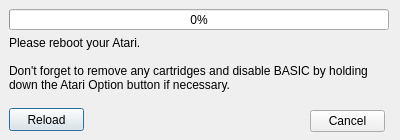
Before: the Qt Designer form autobootdialog.ui in greblus/aspeqt, drawn with Qt 5.
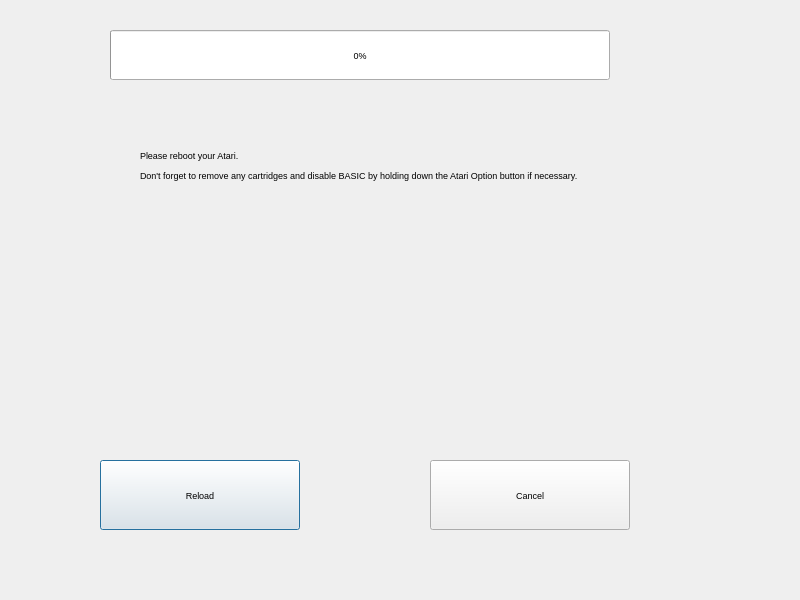
After: the same form once the commit is applied.

Commit message: Few more QFileDialogs replaced and executable autoboot dialog adjustements.

The edit to the form file:
```diff
--- a/autobootdialog.ui
+++ b/autobootdialog.ui
@@ -6,44 +6,67 @@
    <rect>
     <x>0</x>
     <y>0</y>
-    <width>400</width>
-    <height>140</height>
+    <width>800</width>
+    <height>600</height>
    </rect>
   </property>
+  <property name="sizePolicy">
+   <sizepolicy hsizetype="Minimum" vsizetype="Minimum">
+    <horstretch>0</horstretch>
+    <verstretch>0</verstretch>
+   </sizepolicy>
+  </property>
   <property name="minimumSize">
    <size>
-    <width>400</width>
-    <height>140</height>
+    <width>800</width>
+    <height>600</height>
    </size>
   </property>
   <property name="maximumSize">
    <size>
-    <width>400</width>
-    <height>140</height>
+    <width>800</width>
+    <height>600</height>
    </size>
   </property>
+  <property name="baseSize">
+   <size>
+    <width>800</width>
+    <height>600</height>
+   </size>
+  </property>
+  <property name="font">
+   <font>
+    <pointsize>7</pointsize>
+   </font>
+  </property>
   <property name="windowTitle">
    <string>Boot executable</string>
   </property>
   <widget class="QProgressBar" name="progressBar">
    <property name="geometry">
     <rect>
-     <x>9</x>
-     <y>9</y>
-     <width>380</width>
-     <height>21</height>
+     <x>110</x>
+     <y>30</y>
+     <width>500</width>
+     <height>50</height>
     </rect>
    </property>
+   <property name="sizePolicy">
+    <sizepolicy hsizetype="Minimum" vsizetype="Minimum">
+     <horstretch>0</horstretch>
+     <verstretch>0</verstretch>
+    </sizepolicy>
+   </property>
    <property name="minimumSize">
     <size>
-     <width>380</width>
-     <height>21</height>
+     <width>500</width>
+     <height>50</height>
     </size>
    </property>
    <property name="maximumSize">
     <size>
-     <width>380</width>
-     <height>21</height>
+     <width>500</width>
+     <height>50</height>
     </size>
    </property>
    <property name="value">
@@ -59,28 +82,28 @@
   <widget class="QLabel" name="label">
    <property name="geometry">
     <rect>
-     <x>9</x>
-     <y>36</y>
-     <width>381</width>
-     <height>66</height>
+     <x>140</x>
+     <y>150</y>
+     <width>450</width>
+     <height>300</height>
     </rect>
    </property>
    <property name="sizePolicy">
-    <sizepolicy hsizetype="Preferred" vsizetype="Expanding">
+    <sizepolicy hsizetype="Minimum" vsizetype="Minimum">
      <horstretch>0</horstretch>
      <verstretch>0</verstretch>
     </sizepolicy>
    </property>
    <property name="minimumSize">
     <size>
-     <width>381</width>
-     <height>66</height>
+     <width>450</width>
+     <height>300</height>
     </size>
    </property>
    <property name="maximumSize">
     <size>
-     <width>381</width>
-     <height>66</height>
+     <width>450</width>
+     <height>300</height>
     </size>
    </property>
    <property name="text">
@@ -101,16 +124,22 @@
   <widget class="QPushButton" name="reloadButton">
    <property name="geometry">
     <rect>
-     <x>9</x>
-     <y>108</y>
-     <width>75</width>
-     <height>23</height>
+     <x>100</x>
+     <y>460</y>
+     <width>200</width>
+     <height>70</height>
     </rect>
    </property>
-   <property name="maximumSize">
+   <property name="sizePolicy">
+    <sizepolicy hsizetype="Minimum" vsizetype="Minimum">
+     <horstretch>0</horstretch>
+     <verstretch>0</verstretch>
+    </sizepolicy>
+   </property>
+   <property name="minimumSize">
     <size>
-     <width>75</width>
-     <height>23</height>
+     <width>200</width>
+     <height>70</height>
     </size>
    </property>
    <property name="toolTip">
@@ -122,26 +151,29 @@
     <string>Reload</string>
    </property>
   </widget>
-  <widget class="QDialogButtonBox" name="buttonBox">
+  <widget class="QPushButton" name="pushButton_2">
    <property name="geometry">
     <rect>
-     <x>310</x>
-     <y>110</y>
-     <width>75</width>
-     <height>23</height>
+     <x>430</x>
+     <y>460</y>
+     <width>200</width>
+     <height>70</height>
     </rect>
    </property>
-   <property name="maximumSize">
+   <property name="sizePolicy">
+    <sizepolicy hsizetype="Minimum" vsizetype="Minimum">
+     <horstretch>0</horstretch>
+     <verstretch>0</verstretch>
+    </sizepolicy>
+   </property>
+   <property name="minimumSize">
     <size>
-     <width>75</width>
-     <height>23</height>
+     <width>200</width>
+     <height>70</height>
     </size>
    </property>
-   <property name="orientation">
-    <enum>Qt::Horizontal</enum>
-   </property>
-   <property name="standardButtons">
-    <set>QDialogButtonBox::Cancel</set>
+   <property name="text">
+    <string>Cancel</string>
    </property>
   </widget>
  </widget>
```
Left out of the diff: 42 changed lines with no effect on the pictures. The commit also changes 2 other files.
